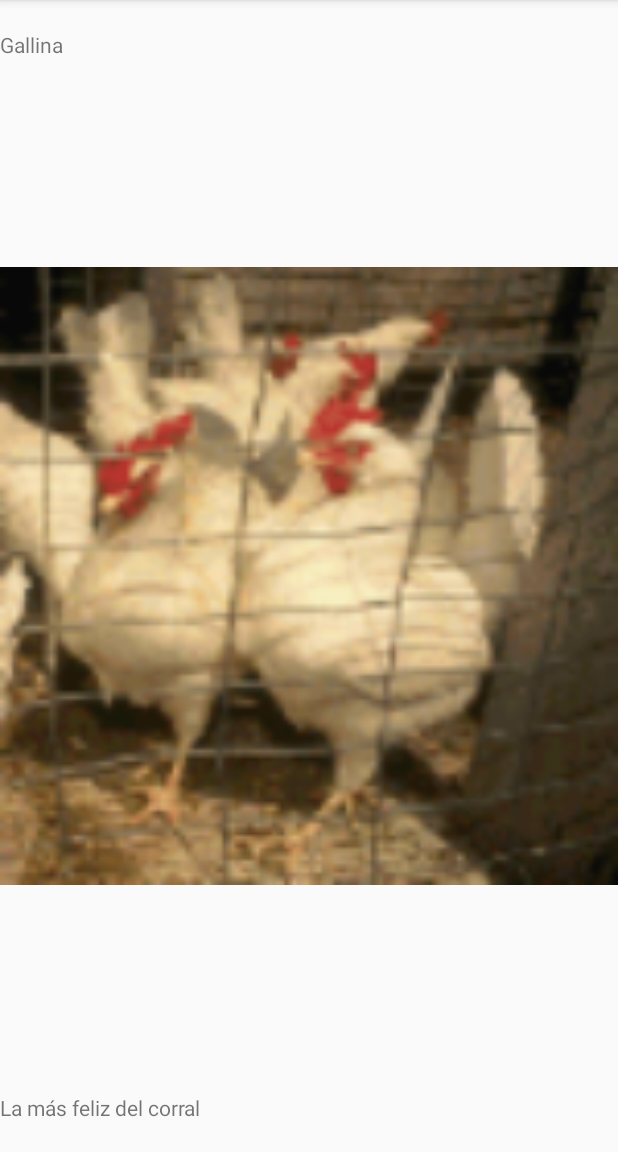
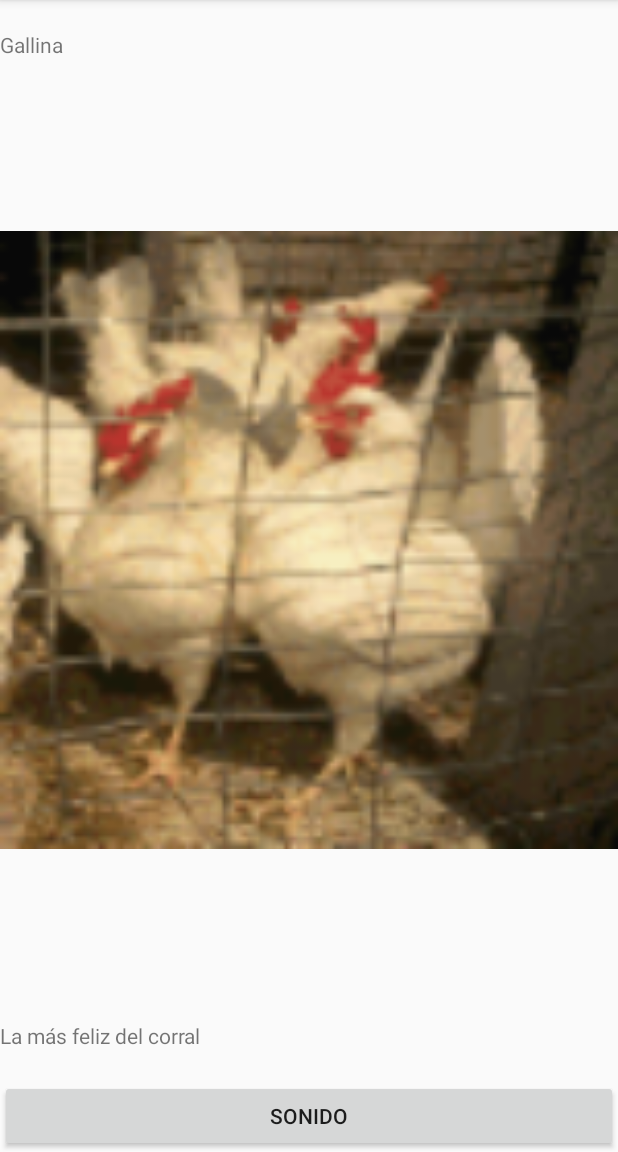
Before and after one commit to manologariza/Proyecto006-ListViewAnimal, an Android app: the screen it shows after launch (DetalleActivity), after a tap on "Gallina", on a phone screen of 412 x 824 dp, the part 84-1236 px from its top. Run offline under Robolectric (Android 15) with nearby library versions, the phone set to English and light mode, and no system bars.

Commit message:
Incorporacion de sonidos

```diff
--- a/app/src/main/java/com/example/dell/proyecto006_listviewanimal/Datos.java
+++ b/app/src/main/java/com/example/dell/proyecto006_listviewanimal/Datos.java
@@ -11,12 +11,14 @@ public class Datos implements Serializable{
     private String titulo;
     private String detalle;
     private int imagen;
+    private int sonido;
 
-    public Datos(int id, String titulo, String detalle, int imagen) {
+    public Datos(int id, String titulo, String detalle, int imagen, int sonido) {
         this.id = id;
         this.titulo = titulo;
         this.detalle = detalle;
         this.imagen = imagen;
+        this.sonido = sonido;
     }
 
     public int getId() {
@@ -50,4 +52,8 @@ public class Datos implements Serializable{
     public void setImagen(int imagen) {
         this.imagen = imagen;
     }
+
+    public int getSonido() { return sonido;}
+
+    public void setSonido(int sonido) { this.sonido = sonido; }
 }
--- a/app/src/main/java/com/example/dell/proyecto006_listviewanimal/DetalleActivity.java
+++ b/app/src/main/java/com/example/dell/proyecto006_listviewanimal/DetalleActivity.java
@@ -1,7 +1,9 @@
 package com.example.dell.proyecto006_listviewanimal;
 
+import android.media.MediaPlayer;
 import android.support.v7.app.AppCompatActivity;
 import android.os.Bundle;
+import android.view.View;
 import android.widget.ImageView;
 import android.widget.TextView;
 
@@ -10,6 +12,8 @@ public class DetalleActivity extends AppCompatActivity {
     ImageView foto;
     TextView titulo;
     TextView detalle;
+
+    MediaPlayer mp;
 
     @Override
     protected void onCreate(Bundle savedInstanceState) {
@@ -25,5 +29,10 @@ public class DetalleActivity extends AppCompatActivity {
         detalle.setText(obj.getDetalle());
         foto.setImageResource(obj.getImagen());
 
+        mp=MediaPlayer.create(this, obj.getSonido());
+    }
+
+    public void reproducir(View v){
+        mp.start();
     }
 }
--- a/app/src/main/java/com/example/dell/proyecto006_listviewanimal/MainActivity.java
+++ b/app/src/main/java/com/example/dell/proyecto006_listviewanimal/MainActivity.java
@@ -22,15 +22,15 @@ public class MainActivity extends AppCompatActivity {
         listaDatos=(ListView)findViewById(R.id.lstDatos);
         lista=new ArrayList<Datos>();
 
-        lista.add(new Datos(1, "Gallina", "La más feliz del corral", R.drawable.animal1));
-        lista.add(new Datos(2, "Vaca", "Me da leche merengada...Ay, pero que salaa!!!", R.drawable.animal2));
-        lista.add(new Datos(3, "Perro", "chindawn, Manolito", R.drawable.animal3));
-        lista.add(new Datos(4, "Burro", "Pero que guapo eres!!", R.drawable.animal4));
-        lista.add(new Datos(5, "Pato", "Cuac, cuac...", R.drawable.animal5));
-        lista.add(new Datos(6, "Caballo", "Corre caballito, corre!!", R.drawable.animal6));
-        lista.add(new Datos(7, "Gallo", "Galliniiiita, galliniiiita", R.drawable.animal7));
-        lista.add(new Datos(8, "Oveja", "Mamá, que va pasar conmigo estas navidades?", R.drawable.animal8));
-        lista.add(new Datos(9, "Pavo", "Creo que lo que a mí", R.drawable.animal9));
+        lista.add(new Datos(1, "Gallina", "La más feliz del corral", R.drawable.animal1, R.raw.animal1));
+        lista.add(new Datos(2, "Vaca", "Me da leche merengada...Ay, pero que salaa!!!", R.drawable.animal2, R.raw.animal2));
+        lista.add(new Datos(3, "Perro", "chindawn, Manolito", R.drawable.animal3, R.raw.animal3));
+        lista.add(new Datos(4, "Burro", "Pero que guapo eres!!", R.drawable.animal4, R.raw.animal4));
+        lista.add(new Datos(5, "Pato", "Cuac, cuac...", R.drawable.animal5, R.raw.animal5));
+        lista.add(new Datos(6, "Caballo", "Corre caballito, corre!!", R.drawable.animal6, R.raw.animal6));
+        lista.add(new Datos(7, "Gallo", "Galliniiiita, galliniiiita", R.drawable.animal7, R.raw.animal7));
+        lista.add(new Datos(8, "Oveja", "Mamá, que va pasar conmigo estas navidades?", R.drawable.animal8, R.raw.animal8));
+        lista.add(new Datos(9, "Pavo", "Creo que lo que a mí", R.drawable.animal9, R.raw.animal9));
 
         Adaptador miAdaptador=new Adaptador(getApplicationContext(), lista);
 
--- a/app/src/main/res/layout/activity_detalle.xml
+++ b/app/src/main/res/layout/activity_detalle.xml
@@ -31,4 +31,11 @@
         android:layout_marginBottom="20dp"
         android:layout_marginTop="20dp"
         android:text="Detalle" />
+    <Button
+        android:id="@+id/bt1"
+        android:layout_width="match_parent"
+        android:layout_height="wrap_content"
+        android:text="Sonido"
+        android:onClick="reproducir"/>
+
 </LinearLayout>
```
Also changed, not shown: 9 other files.
